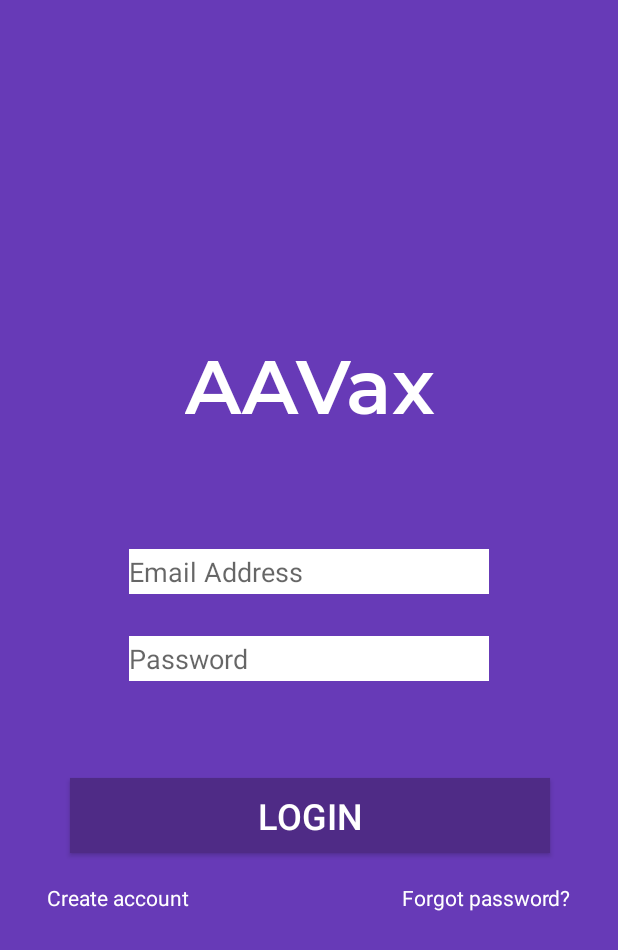
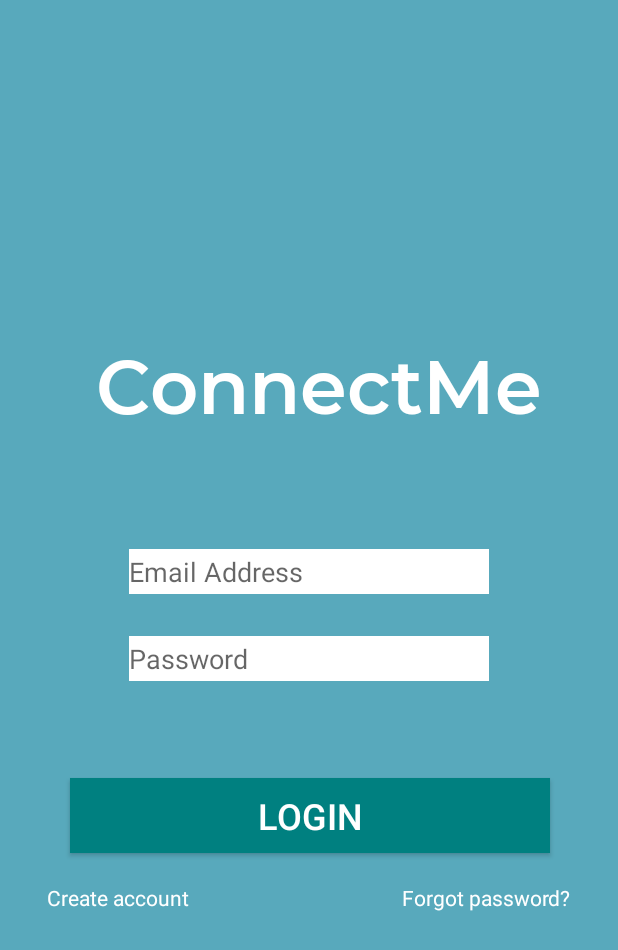
Before and after one commit to hopesishu/CZ2006-softwareeng, an Android app: the screen it shows after launch (LoginActivity), on a phone screen of 412 x 824 dp. Shown: the top 950 px of the screen. Run offline under Robolectric (Android 15) with nearby library versions, the phone set to English and light mode, and no system bars; our stand-ins replace EventBus, Firebase (no records; nobody signed in at launch, a user with empty details on screens opened directly).

```diff
--- a/app/build.gradle
+++ b/app/build.gradle
@@ -36,8 +36,11 @@ dependencies {
     implementation 'androidx.navigation:navigation-fragment:2.3.0'
     implementation 'androidx.navigation:navigation-ui:2.3.0'
     implementation 'com.google.firebase:firebase-database:19.2.0'
-    implementation 'com.google.firebase:firebase-auth:16.0.5'
+    implementation 'com.google.firebase:firebase-auth:17.0.0'
+    implementation 'com.firebaseui:firebase-ui-auth:4.3.1'
     implementation 'org.greenrobot:eventbus:3.2.0'
+
+
     testImplementation 'junit:junit:4.12'
     androidTestImplementation 'androidx.test.ext:junit:1.1.2'
     androidTestImplementation 'androidx.test.espresso:espresso-core:3.3.0'
--- a/app/src/main/res/values/colors.xml
+++ b/app/src/main/res/values/colors.xml
@@ -1,8 +1,8 @@
 <?xml version="1.0" encoding="utf-8"?>
 <resources>
-    <color name="colorPrimary">#673AB7</color>
-    <color name="colorPrimaryDark">#4F2B86</color>
-    <color name="appBackground">#E9EBEE</color>
+    <color name="colorPrimary">#58A9BC</color>
+    <color name="colorPrimaryDark">#008080</color>
+    <color name="appBackground">#FFFFFF</color>
     <color name="colorWhite">#FFFFFF</color>
     <color name="colorBlack">#000000</color>
     <color name="yellow">#FFFF00</color>
--- a/app/src/main/res/values/strings.xml
+++ b/app/src/main/res/values/strings.xml
@@ -1,5 +1,5 @@
 <resources>
-    <string name="app_name">AAVax</string>
+    <string name="app_name">ConnectMe</string>
     <string name="title_home">Home</string>
     <string name="title_travel">Travel</string>
     <string name="title_reminders">Reminders</string>
```
